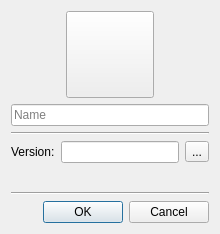
First picture: the form in gui/dialogs/NewInstanceDialog.ui, repository MultiMC/Launcher, before the edit.
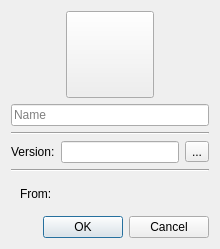
Second picture: the form after the edit. Icons and pictures are not drawn.

Commit message: Add a way to create an instance from a QuickMod modpack

What changed in the file:
```diff
--- a/gui/dialogs/NewInstanceDialog.ui
+++ b/gui/dialogs/NewInstanceDialog.ui
@@ -127,6 +127,26 @@
      </property>
     </widget>
    </item>
+   <item>
+    <widget class="QWidget" name="fromWidget" native="true">
+     <layout class="QHBoxLayout" name="horizontalLayout_2" stretch="0,1">
+      <item>
+       <widget class="QLabel" name="label_2">
+        <property name="text">
+         <string>From:</string>
+        </property>
+       </widget>
+      </item>
+      <item>
+       <widget class="QLabel" name="fromLabel">
+        <property name="text">
+         <string/>
+        </property>
+       </widget>
+      </item>
+     </layout>
+    </widget>
+   </item>
    <item>
     <widget class="QDialogButtonBox" name="buttonBox">
      <property name="orientation">
```
The commit also changes 31 other files.
